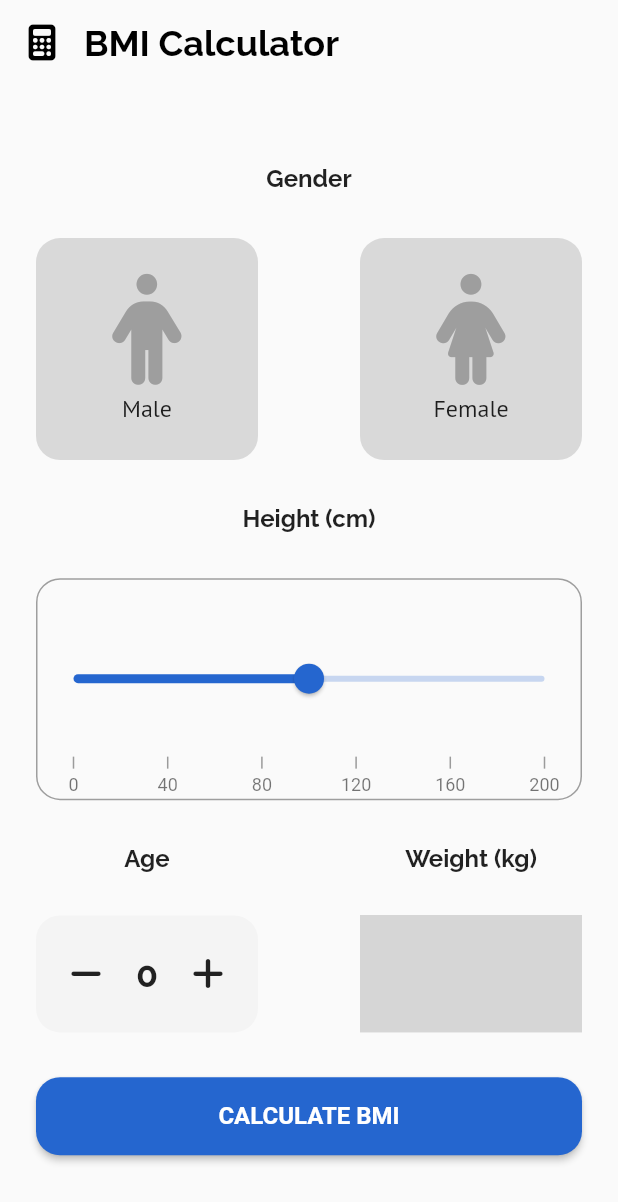
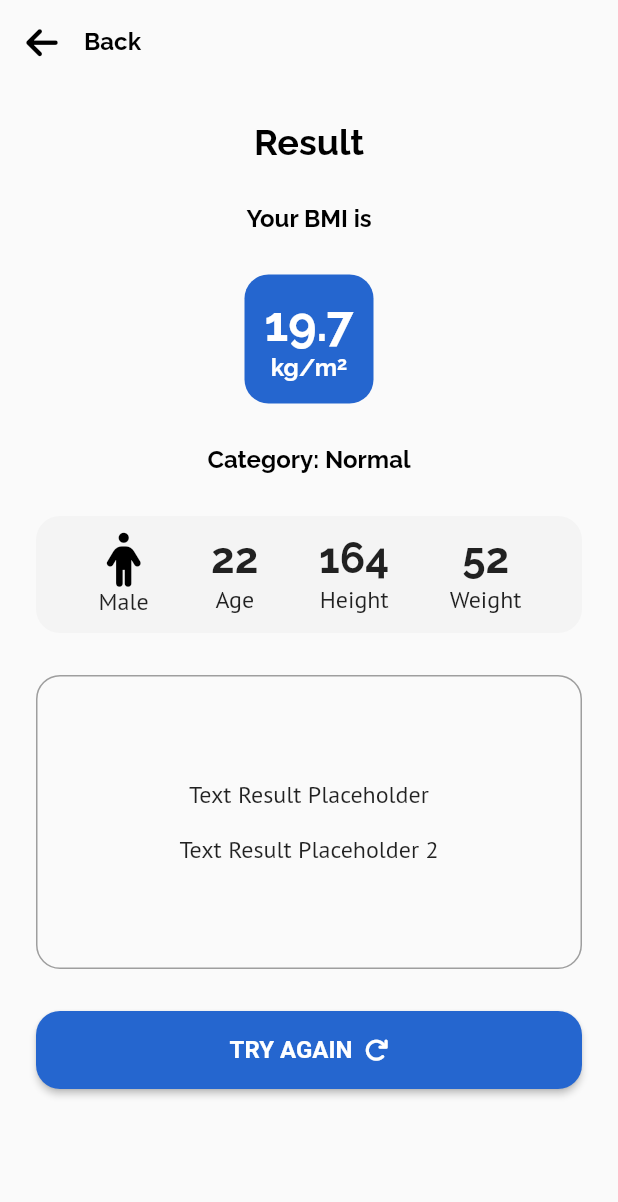
Before and after one commit to fathansantoso30/bmi_calculator, a Flutter app: the screen it shows after launch, on a phone screen of 412 x 824 dp. Shown: the top 1202 px of the screen. Run offline on Flutter 3.47's test engine with Material 2 defaults, Android fonts, the phone set to English and light mode, and no system bars; drawn by our look-alikes of syncfusion_flutter_sliders; our stand-ins replace font_awesome_flutter, google_fonts; missing offline and left inert: weight_slider; grey boxes are pictures that could not be loaded.

Commit message:
Added UI Page 2

```diff
--- a/lib/main.dart
+++ b/lib/main.dart
@@ -1,4 +1,5 @@
 import 'package:bmi_calculator/page1.dart';
+import 'package:bmi_calculator/page2.dart';
 import 'package:flutter/material.dart';
 
 void main() {
@@ -13,7 +14,7 @@ class MyApp extends StatelessWidget {
     return MaterialApp(
       debugShowCheckedModeBanner: false,
       title: 'Flutter Demo',
-      home: const PageOne(),
+      home: const PageTwo(),
       theme: ThemeData(
         backgroundColor: const Color(0xFFEFF4FC),
         primaryColor: const Color(0xFF2566CF),
--- /dev/null
+++ b/lib/page2.dart
@@ -0,0 +1,233 @@
+import 'dart:ui';
+
+import 'package:flutter/material.dart';
+import 'package:font_awesome_flutter/font_awesome_flutter.dart';
+import 'package:google_fonts/google_fonts.dart';
+
+class PageTwo extends StatelessWidget {
+  const PageTwo({super.key});
+
+  @override
+  Widget build(BuildContext context) {
+    return SafeArea(
+        child: Scaffold(
+      appBar: AppBar(
+        elevation: 0,
+        backgroundColor: Colors.transparent,
+        leading: IconButton(
+          onPressed: () {},
+          icon: const Icon(
+            FontAwesomeIcons.arrowLeft,
+            color: Colors.black,
+          ),
+        ),
+        title: Text(
+          'Back',
+          style: GoogleFonts.raleway(
+              fontSize: 16, fontWeight: FontWeight.bold, color: Colors.black),
+        ),
+        titleSpacing: 0,
+      ),
+      body: Padding(
+        padding: const EdgeInsets.all(24.0),
+        child: Column(
+          mainAxisAlignment: MainAxisAlignment.start,
+          children: [
+            Text(
+              'Result',
+              style: GoogleFonts.raleway(
+                  fontSize: 24,
+                  fontWeight: FontWeight.bold,
+                  color: Colors.black),
+            ),
+            const SizedBox(height: 28),
+            Center(
+              child: Column(
+                children: [
+                  Text(
+                    'Your BMI is',
+                    style: GoogleFonts.raleway(
+                        fontSize: 16,
+                        fontWeight: FontWeight.bold,
+                        color: Colors.black),
+                  ),
+                  const SizedBox(height: 28),
+                  Container(
+                    width: 86,
+                    height: 86,
+                    decoration: BoxDecoration(
+                      color: const Color(0xFF2566cf),
+                      borderRadius: BorderRadius.circular(16),
+                    ),
+                    child: Column(
+                      mainAxisAlignment: MainAxisAlignment.center,
+                      children: [
+                        Text(
+                          '19.7',
+                          style: GoogleFonts.raleway(
+                              fontSize: 32,
+                              fontWeight: FontWeight.bold,
+                              color: Colors.white),
+                        ),
+                        Wrap(direction: Axis.horizontal, children: [
+                          Text(
+                            'kg/m',
+                            style: GoogleFonts.raleway(
+                                fontSize: 16,
+                                fontWeight: FontWeight.bold,
+                                color: Colors.white),
+                          ),
+                          Text(
+                            '2',
+                            style: GoogleFonts.raleway(
+                              fontSize: 12,
+                              fontWeight: FontWeight.bold,
+                              color: Colors.white,
+                              fontFeatures: [const FontFeature.superscripts()],
+                            ),
+                          ),
+                        ]),
+                      ],
+                    ),
+                  ),
+                  const SizedBox(height: 28),
+                  Row(
+                    mainAxisAlignment: MainAxisAlignment.center,
+                    children: [
+                      Text(
+                        'Category: ',
+                        style: GoogleFonts.raleway(
+                            fontSize: 16,
+                            fontWeight: FontWeight.bold,
+                            color: Colors.black),
+                      ),
+                      Text(
+                        'Normal',
+                        style: GoogleFonts.raleway(
+                            fontSize: 16,
+                            fontWeight: FontWeight.bold,
+                            color: Colors.black),
+                      ),
+                    ],
+                  ),
+                  const SizedBox(height: 28),
+                  Container(
+                    width: double.infinity,
+                    height: 78,
+                    decoration: BoxDecoration(
+                      color: const Color.fromRGBO(244, 244, 244, 1.0),
+                      borderRadius: BorderRadius.circular(16),
+                    ),
+                    child: Row(
+                      mainAxisAlignment: MainAxisAlignment.spaceEvenly,
+                      children: [
+                        Column(
+                          mainAxisAlignment: MainAxisAlignment.center,
+                          children: [
+                            const Icon(
+                              FontAwesomeIcons.person,
+                              size: 36,
+                              color: Colors.black,
+                            ),
+                            Text('Male',
+                                style: GoogleFonts.ptSans(
+                                    fontSize: 16,
+                                    fontWeight: FontWeight.normal))
+                          ],
+                        ),
+                        Column(
+                          mainAxisAlignment: MainAxisAlignment.center,
+                          children: [
+                            Text('22',
+                                style: GoogleFonts.raleway(
+                                    fontSize: 28, fontWeight: FontWeight.bold)),
+                            Text('Age',
+                                style: GoogleFonts.ptSans(
+                                    fontSize: 16,
+                                    fontWeight: FontWeight.normal))
+                          ],
+                        ),
+                        Column(
+                          mainAxisAlignment: MainAxisAlignment.center,
+                          children: [
+                            Text('164',
+                                style: GoogleFonts.raleway(
+                                    fontSize: 28, fontWeight: FontWeight.bold)),
+                            Text('Height',
+                                style: GoogleFonts.ptSans(
+                                    fontSize: 16,
+                                    fontWeight: FontWeight.normal))
+                          ],
+                        ),
+                        Column(
+                          mainAxisAlignment: MainAxisAlignment.center,
+                          children: [
+                            Text('52',
+                                style: GoogleFonts.raleway(
+                                    fontSize: 28, fontWeight: FontWeight.bold)),
+                            Text('Weight',
+                                style: GoogleFonts.ptSans(
+                                    fontSize: 16,
+                                    fontWeight: FontWeight.normal))
+                          ],
+                        ),
+                      ],
+                    ),
+                  ),
+                  const SizedBox(height: 28),
+                  Container(
+                    width: double.infinity,
+                    height: 196,
+                    alignment: Alignment.center,
+                    decoration: BoxDecoration(
+                        borderRadius: BorderRadius.circular(16),
+                        border: Border.all(color: Colors.grey)),
+                    child: Column(
+                      mainAxisAlignment: MainAxisAlignment.center,
+                      children: [
+                        Text('Text Result Placeholder',
+                            style: GoogleFonts.ptSans(
+                                fontSize: 16, fontWeight: FontWeight.normal)),
+                        const Divider(
+                          color: Colors.transparent,
+                        ),
+                        Text('Text Result Placeholder 2',
+                            style: GoogleFonts.ptSans(
+                                fontSize: 16, fontWeight: FontWeight.normal))
+                      ],
+                    ),
+                  ),
+                  const SizedBox(height: 28),
+                  ElevatedButton(
+                      style: ElevatedButton.styleFrom(
+                          backgroundColor: const Color(0xFF2566cf),
+                          fixedSize: const Size(double.maxFinite, 52),
+                          shape: RoundedRectangleBorder(
+                              borderRadius: BorderRadius.circular(16)),
+                          textStyle: const TextStyle(
+                            fontSize: 16,
+                            fontWeight: FontWeight.bold,
+                          )),
+                      onPressed: () {},
+                      child: Row(
+                        mainAxisAlignment: MainAxisAlignment.center,
+                        children: const [
+                          Text('TRY AGAIN'),
+                          SizedBox(
+                            width: 8,
+                          ),
+                          Icon(
+                            FontAwesomeIcons.arrowRotateRight,
+                            size: 16,
+                          )
+                        ],
+                      ))
+                ],
+              ),
+            ),
+          ],
+        ),
+      ),
+    ));
+  }
+}
--- a/lib/widgets/gender_pick.dart
+++ b/lib/widgets/gender_pick.dart
@@ -18,7 +18,7 @@ class _GenderPickerWidgetState extends State<GenderPickerWidget> {
   @override
   Widget build(BuildContext context) {
     return InkWell(
-      onTap: () => ,
+      onTap: () => {},
       child: Container(
         width: 148,
         height: 148,
```
Also changed, not shown: 1 other file.
